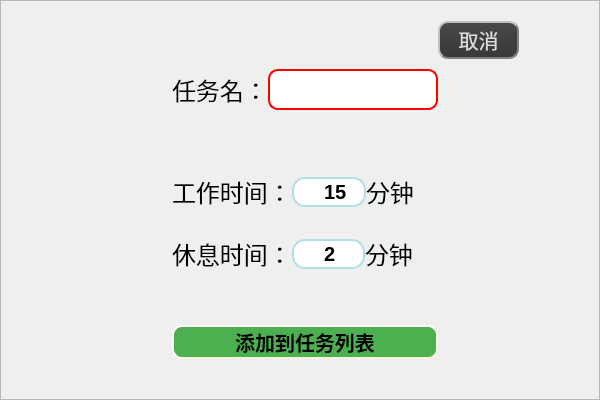
Old version of the form TomClock_QtCreator/screenUi/createmissionwindow.ui in the repository MeoRinLime/TomClock.
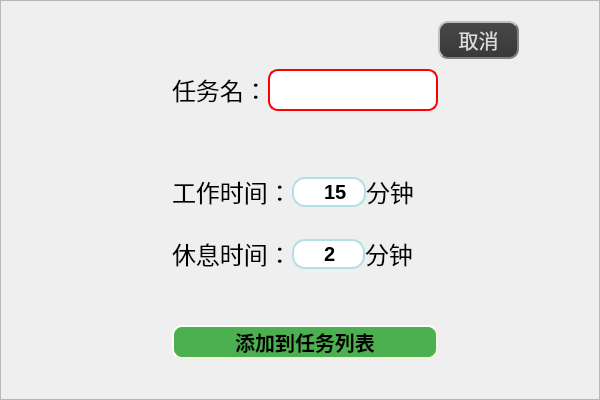
New version of the form. Icons and pictures are not drawn.

Patch:
```diff
--- a/TomClock_QtCreator/screenUi/createmissionwindow.ui
+++ b/TomClock_QtCreator/screenUi/createmissionwindow.ui
@@ -221,6 +221,7 @@
 	selection-background-color:blue;
 	min-width:150px;
 	min-height:17px;
+	font-size:14px;
 }
 </string>
           </property>
```
